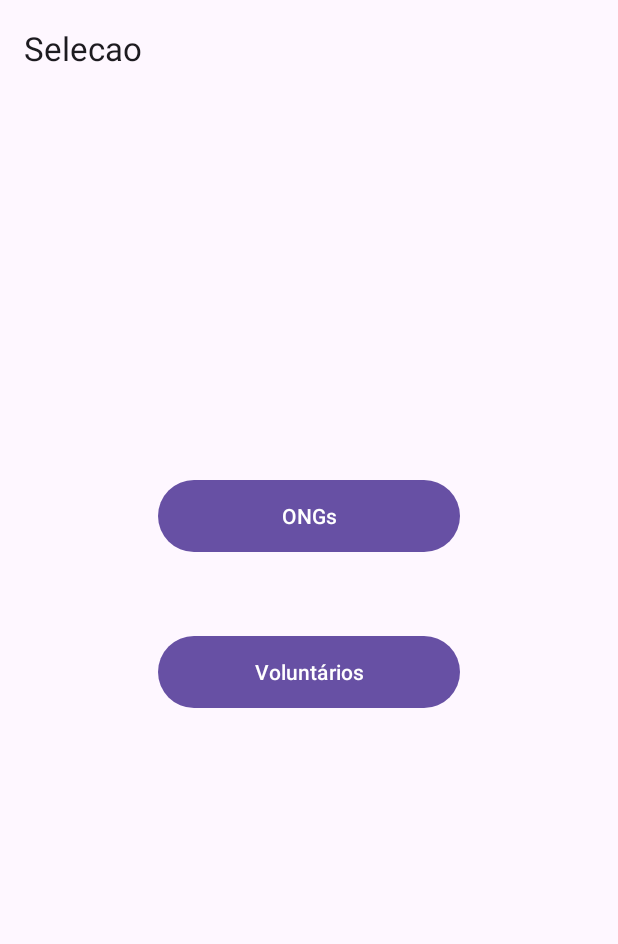
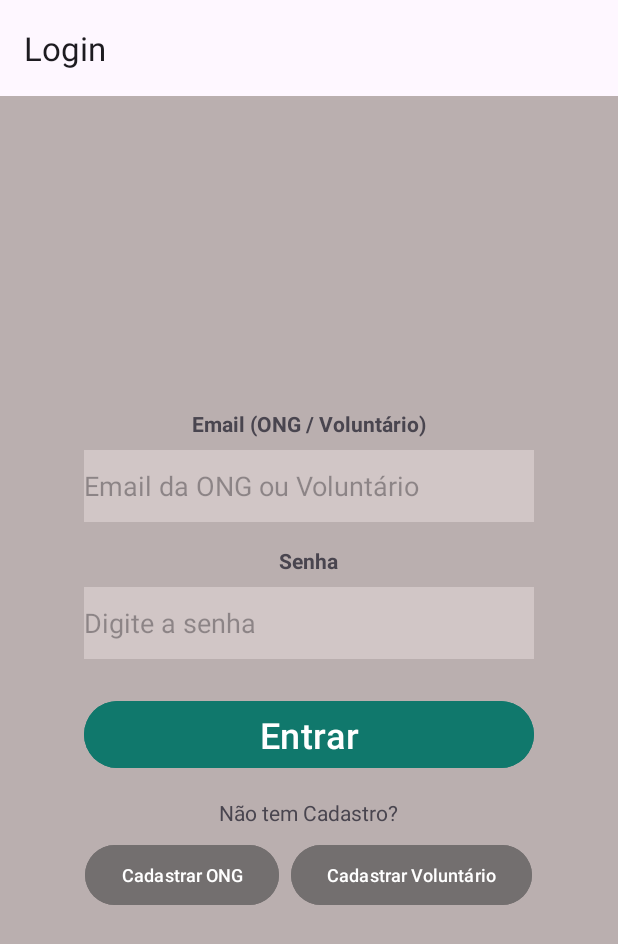
Before and after one commit to william-michelli/trabalhoextensionista, an Android app: the screen it shows after launch (MainActivity), on a phone screen of 412 x 824 dp. Shown: the top 944 px of the screen. Run offline under Robolectric (Android 15) with nearby library versions, the phone set to English and light mode, and no system bars; our stand-ins replace Firebase (no records; nobody signed in at launch, a user with empty details on screens opened directly), navigation-ui.

Commit message:
Tela de login funcionando (Falta colocar propriedades como email no voluntario)

```diff
--- a/app/src/main/java/com/aula/trabalhoextensionista/TelaInicialSelecaoFragment.java
+++ /dev/null
@@ -1,53 +0,0 @@
-package com.aula.trabalhoextensionista;
-
-import android.os.Bundle;
-import android.view.LayoutInflater;
-import android.view.View;
-import android.view.ViewGroup;
-
-import androidx.annotation.NonNull;
-import androidx.fragment.app.Fragment;
-import androidx.navigation.fragment.NavHostFragment;
-
-import com.aula.trabalhoextensionista.databinding.FragmentTelaInicialSelecaoBinding;
-
-public class TelaInicialSelecaoFragment extends Fragment {
-
-    private FragmentTelaInicialSelecaoBinding binding;
-
-    @Override
-    public View onCreateView(
-            @NonNull LayoutInflater inflater, ViewGroup container,
-            Bundle savedInstanceState
-    ) {
-
-        binding = FragmentTelaInicialSelecaoBinding.inflate(inflater, container, false);
-        return binding.getRoot();
-
-    }
-
-    public void onViewCreated(@NonNull View view, Bundle savedInstanceState) {
-        super.onViewCreated(view, savedInstanceState);
-
-        //region Botao que leva para tela de listagem de ONG
-        binding.buttonListagemOngs.setOnClickListener(v ->
-                NavHostFragment.findNavController(TelaInicialSelecaoFragment.this)
-                        .navigate(R.id.action_Selecao_to_ListagemOngs)
-        );
-        //endregion
-
-        //region Botao que leva para tela de listagem de VOLUNTARIO
-        binding.buttonListagemVoluntarios.setOnClickListener(v ->
-                NavHostFragment.findNavController(TelaInicialSelecaoFragment.this)
-                        .navigate(R.id.action_Selecao_to_ListagemVoluntarios)
-        );
-        //endregion
-    }
-
-    @Override
-    public void onDestroyView() {
-        super.onDestroyView();
-        binding = null;
-    }
-
-}
--- /dev/null
+++ b/app/src/main/res/layout/fragment_login.xml
@@ -0,0 +1,109 @@
+<?xml version="1.0" encoding="utf-8"?>
+<androidx.constraintlayout.widget.ConstraintLayout
+xmlns:android="http://schemas.android.com/apk/res/android"
+xmlns:app="http://schemas.android.com/apk/res-auto"
+xmlns:tools="http://schemas.android.com/tools"
+android:id="@+id/main"
+android:layout_width="match_parent"
+android:layout_height="match_parent"
+android:background="#BAAFAF"
+tools:context=".login.LoginFragment">
+
+<LinearLayout
+    android:id="@+id/centeredLayout"
+    android:layout_width="wrap_content"
+    android:layout_height="wrap_content"
+    android:orientation="vertical"
+    android:padding="24dp"
+    android:gravity="center_horizontal"
+    app:layout_constraintTop_toTopOf="parent"
+    app:layout_constraintBottom_toBottomOf="parent"
+    app:layout_constraintStart_toStartOf="parent"
+    app:layout_constraintEnd_toEndOf="parent">
+
+    <!-- EMAIL -->
+    <TextView
+        android:id="@+id/txtEmailLogin"
+        android:layout_width="wrap_content"
+        android:layout_height="wrap_content"
+        android:text="@string/email_ong_volunt_rio"
+        android:textStyle="bold"
+        android:layout_marginBottom="8dp" />
+
+    <EditText
+        android:id="@+id/editTextEmail"
+        android:layout_width="300dp"
+        android:layout_height="wrap_content"
+        android:background="#D1C6C6"
+        android:hint="@string/email_da_ong_ou_volunt_rio"
+        android:minHeight="48dp"
+        android:minWidth="48dp"
+        android:inputType="textEmailAddress|textNoSuggestions"
+        android:digits="abcdefghijklmnopqrstuvwxyz0123456789@._"
+        android:layout_marginBottom="16dp" />
+
+    <!-- SENHA -->
+    <TextView
+        android:id="@+id/txtSenhaLogin"
+        android:layout_width="wrap_content"
+        android:layout_height="wrap_content"
+        android:text="@string/senha"
+        android:textStyle="bold"
+        android:layout_marginBottom="8dp" />
+
+    <EditText
+        android:id="@+id/editTextSenha"
+        android:layout_width="300dp"
+        android:layout_height="wrap_content"
+        android:autofillHints="Digite a senha"
+        android:background="#D1C6C6"
+        android:inputType="textPassword"
+        android:minHeight="48dp"
+        android:minWidth="48dp"
+        android:hint="@string/digite_a_senha"
+        android:layout_marginBottom="24dp" />
+
+    <!-- BOTAO ENTRAR -->
+    <Button
+        android:id="@+id/btnEntrar"
+        android:layout_width="300dp"
+        android:layout_height="wrap_content"
+        android:backgroundTint="#10786C"
+        android:text="@string/entrar"
+        android:textSize="24sp"
+        android:layout_marginBottom="16dp" />
+
+    <!-- BOTAO CADASTRAR -->
+    <TextView
+        android:id="@+id/txtCadastroLogin"
+        android:layout_width="wrap_content"
+        android:layout_height="wrap_content"
+        android:text="@string/n_o_tem_cadastro"
+        android:layout_marginBottom="8dp" />
+
+    <LinearLayout
+        android:layout_width="wrap_content"
+        android:layout_height="wrap_content"
+        android:orientation="horizontal"
+        android:gravity="center_horizontal"
+        android:layout_marginBottom="8dp">
+
+        <Button
+            android:id="@+id/btnCadastrarOng"
+            android:layout_width="wrap_content"
+            android:layout_height="48dp"
+            android:backgroundTint="#736F6F"
+            android:text="@string/cadastrar_ong"
+            android:textSize="12sp"
+            android:layout_marginEnd="8dp" />
+
+        <Button
+            android:id="@+id/btnCadastrarVoluntario"
+            android:layout_width="wrap_content"
+            android:layout_height="48dp"
+            android:backgroundTint="#736F6F"
+            android:text="@string/cadastrar_volunt_rio"
+            android:textSize="12sp" />
+    </LinearLayout>
+</LinearLayout>
+</androidx.constraintlayout.widget.ConstraintLayout>
--- a/app/src/main/res/layout/fragment_nova_ong.xml
+++ b/app/src/main/res/layout/fragment_nova_ong.xml
@@ -92,7 +92,8 @@
             android:layout_marginBottom="25dp"
             android:ems="10"
             android:hint="@string/insira_o_email"
-            android:inputType="textCapSentences|textAutoComplete|textAutoCorrect"
+            android:inputType="textEmailAddress|textNoSuggestions"
+            android:digits="abcdefghijklmnopqrstuvwxyz0123456789@._"
             android:minHeight="48dp" />
 
         <TextView
--- a/app/src/main/res/layout/fragment_tela_inicial_selecao.xml
+++ /dev/null
@@ -1,34 +0,0 @@
-<?xml version="1.0" encoding="utf-8"?>
-<androidx.core.widget.NestedScrollView xmlns:android="http://schemas.android.com/apk/res/android"
-    xmlns:app="http://schemas.android.com/apk/res-auto"
-    xmlns:tools="http://schemas.android.com/tools"
-    android:layout_width="match_parent"
-    android:layout_height="match_parent"
-    tools:context=".TelaInicialSelecaoFragment">
-
-    <androidx.constraintlayout.widget.ConstraintLayout
-        android:layout_width="match_parent"
-        android:layout_height="match_parent"
-        android:padding="16dp">
-
-        <Button
-            android:id="@+id/button_listagem_ongs"
-            android:layout_width="201dp"
-            android:layout_height="56dp"
-            android:layout_marginTop="236dp"
-            android:text="@string/ongs"
-            app:layout_constraintEnd_toEndOf="parent"
-            app:layout_constraintStart_toStartOf="parent"
-            app:layout_constraintTop_toTopOf="parent" />
-
-        <Button
-            android:id="@+id/button_listagem_voluntarios"
-            android:layout_width="201dp"
-            android:layout_height="56dp"
-            android:layout_marginTop="340dp"
-            android:text="@string/voluntarios"
-            app:layout_constraintEnd_toEndOf="parent"
-            app:layout_constraintStart_toStartOf="parent"
-            app:layout_constraintTop_toTopOf="parent" />
-    </androidx.constraintlayout.widget.ConstraintLayout>
-</androidx.core.widget.NestedScrollView>
--- a/app/src/main/res/navigation/nav_graph.xml
+++ b/app/src/main/res/navigation/nav_graph.xml
@@ -3,23 +3,33 @@
     xmlns:app="http://schemas.android.com/apk/res-auto"
     xmlns:tools="http://schemas.android.com/tools"
     android:id="@+id/nav_graph"
-    app:startDestination="@id/TelaInicialSelecaoFragment">
+    app:startDestination="@id/TelaLoginFragment">
 
-    <!-- FRAGMENTO DA TELA INICIAL -->
+    <!-- TELA DE LOGIN -->
     <fragment
-        android:id="@+id/TelaInicialSelecaoFragment"
-        android:name="com.aula.trabalhoextensionista.TelaInicialSelecaoFragment"
-        android:label="@string/selecao_label"
-        tools:layout="@layout/fragment_tela_inicial_selecao">
+        android:id="@+id/TelaLoginFragment"
+        android:name="com.aula.trabalhoextensionista.login.LoginFragment"
+        android:label="@string/titulo_login"
+        tools:layout="@layout/fragment_login">
 
         <!-- ACTIONS DE NAVEGAÇÃO -->
         <action
-            android:id="@+id/action_Selecao_to_ListagemOngs"
+            android:id="@+id/action_Login_to_ListagemOngs"
             app:destination="@id/ListagemOngsFragment" />
 
         <action
-            android:id="@+id/action_Selecao_to_ListagemVoluntarios"
+            android:id="@+id/action_Login_to_ListagemVoluntarios"
             app:destination="@id/ListagemVoluntariosFragment" />
+
+        <!-- Action de ir pro Nova ONG -->
+        <action
+            android:id="@+id/action_Login_to_NovaOng"
+            app:destination="@id/NovaOngFragment" />
+
+        <!-- Action de ir pro Novo Voluntario -->
+        <action
+            android:id="@+id/action_Login_to_NovoVoluntario"
+            app:destination="@id/NovoVoluntarioFragment" />
     </fragment>
 
     <!-- FRAGMENTO DA LISTAGEM DE ONGS -->
@@ -29,13 +39,9 @@
         android:label="@string/listagem_ongs_label"
         tools:layout="@layout/fragment_listagem_ongs">
 
+        <!-- Action de ir pro Detalhes ONG -->
         <action
-            android:id="@+id/action_ListagemOngs_to_TelaInicialSelecao"
-            app:destination="@id/TelaInicialSelecaoFragment" />
-
-        <!-- Action de ir pro Nova ONG -->
-        <action
-            android:id="@+id/action_Listagem_to_NovaOng"
+            android:id="@+id/action_Listagem_to_DetalhesOng"
             app:destination="@id/NovaOngFragment" />
     </fragment>
 
@@ -46,13 +52,9 @@
         android:label="@string/listagem_voluntarios_label"
         tools:layout="@layout/fragment_listagem_voluntarios">
 
+        <!-- Action de ir pro Detalhes Voluntario -->
         <action
-            android:id="@+id/action_ListagemVoluntarios_to_TelaInicialSelecao"
-            app:destination="@id/TelaInicialSelecaoFragment" />
-
-        <!-- Action de ir pro Novo Voluntario -->
-        <action
-            android:id="@+id/action_Listagem_to_NovoVoluntario"
+            android:id="@+id/action_Listagem_to_DetalhesVoluntario"
             app:destination="@id/NovoVoluntarioFragment" />
     </fragment>
 
--- a/app/src/main/res/values/strings.xml
+++ b/app/src/main/res/values/strings.xml
@@ -2,7 +2,7 @@
     <string name="app_name">trabalhoextensionista</string>
     <string name="action_settings">Settings</string>
 
-    <string name="selecao_label">Selecao</string>
+    <string name="titulo_login">Login</string>
     <string name="listagem_ongs_label">Listagem ONGs</string>
     <string name="listagem_voluntarios_label">Listagem Voluntários</string>
     <string name="cadastrar_ong_titulo">Cadastrar ONG</string>
@@ -29,4 +29,12 @@
     <string name="lbl_telefone">Telefone</string>
     <string name="insira_o_telfone">Insira seu telefone</string>
     <string name="erro_ao_buscar_ongs">Erro ao buscar ongs</string>
+    <string name="email_ong_volunt_rio">Email (ONG / Voluntário)</string>
+    <string name="email_da_ong_ou_volunt_rio">Email da ONG ou Voluntário</string>
+    <string name="senha">Senha</string>
+    <string name="entrar">Entrar</string>
+    <string name="n_o_tem_cadastro">Não tem Cadastro?</string>
+    <string name="cadastrar_ong">Cadastrar ONG</string>
+    <string name="cadastrar_volunt_rio">Cadastrar Voluntário</string>
+    <string name="digite_a_senha">Digite a senha</string>
 </resources>
```
Also changed, not shown: app/src/main/java/com/aula/trabalhoextensionista/login/LoginFragment.java (added, +107 -0 lines), app/src/main/java/com/aula/trabalhoextensionista/ong/ListagemOngsFragment.java (+1 -8 lines), app/src/main/java/com/aula/trabalhoextensionista/voluntario/ListagemVoluntariosFragment.java (+2 -15 lines), app/src/main/res/layout/fragment_listagem_ongs.xml (+0 -10 lines), app/src/main/res/layout/fragment_listagem_voluntarios.xml (+0 -10 lines).
